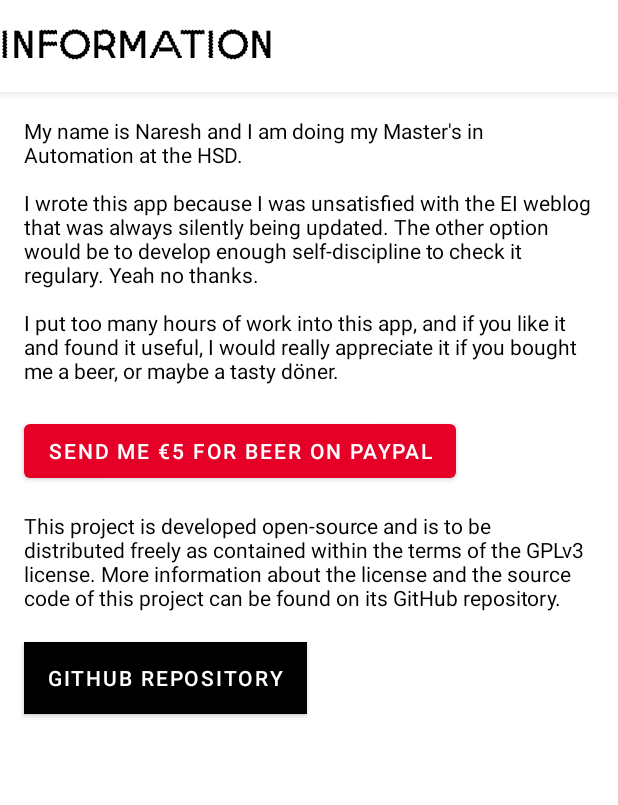
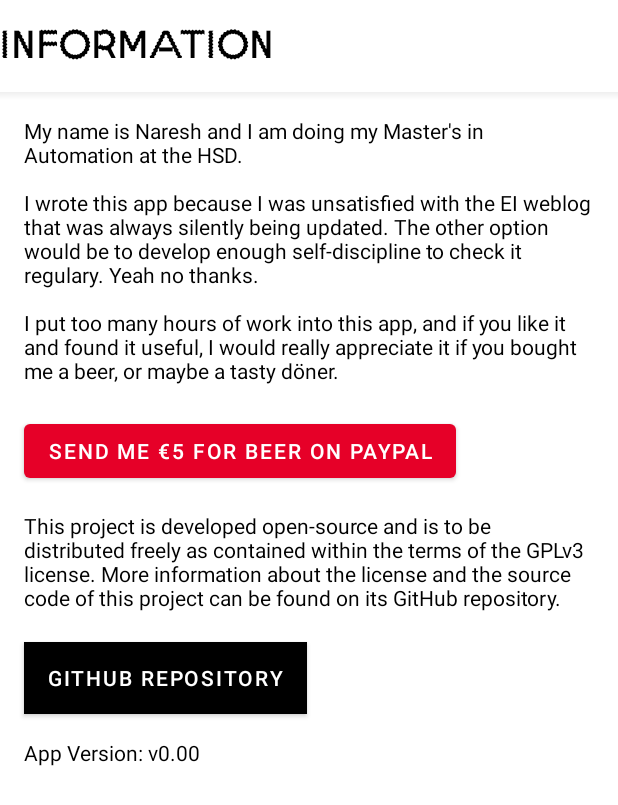
Before and after one commit to naresh97/ei-weblog-android, an Android app: the layout activity_about.xml on its own in the app's theme, with its tools: preview values and no code run, on a phone screen of 412 x 824 dp. Shown: the top 805 px of the screen. Run offline under Robolectric (Android 15) with nearby library versions, the phone set to English and light mode, and no system bars; network calls fail.

Commit message:
code cleanup. added version text to about page

```diff
--- a/app/src/main/AndroidManifest.xml
+++ b/app/src/main/AndroidManifest.xml
@@ -5,7 +5,7 @@
     <uses-permission android:name="android.permission.INTERNET" />
 
     <application
-        android:allowBackup="true"
+        android:allowBackup="false"
         android:icon="@mipmap/ic_launcher"
         android:label="@string/app_name"
         android:roundIcon="@mipmap/ic_launcher_round"
--- a/app/src/main/java/com/nareshkumarrao/eiweblog/UpdateWorker.kt
+++ b/app/src/main/java/com/nareshkumarrao/eiweblog/UpdateWorker.kt
@@ -12,7 +12,7 @@ class UpdateWorker(private val context: Context, workerParams: WorkerParameters)
         val sharedPref = context.getSharedPreferences(context.getString(R.string.preference_file_key), Context.MODE_PRIVATE)
         val notificationsEnabled = sharedPref?.getBoolean(context.getString(R.string.enable_notifications_key), true)
         if(!notificationsEnabled!!){
-            return Result.success();
+            return Result.success()
         }
 
         Utilities.weblogList(context) { articles ->
--- a/app/src/main/java/com/nareshkumarrao/eiweblog/ui/main/SectionsFragment.kt
+++ b/app/src/main/java/com/nareshkumarrao/eiweblog/ui/main/SectionsFragment.kt
@@ -11,14 +11,14 @@ import androidx.swiperefreshlayout.widget.SwipeRefreshLayout
 import com.nareshkumarrao.eiweblog.R
 import com.nareshkumarrao.eiweblog.Utilities
 
-class SectionsFragment() : Fragment() {
+class SectionsFragment : Fragment() {
 
     private var swipeRefreshLayout: SwipeRefreshLayout? = null
 
     override fun onCreateView(inflater: LayoutInflater, container: ViewGroup?, savedInstanceState: Bundle?): View? {
         val rootView = inflater.inflate(R.layout.fragment_sections, container, false)
 
-        this.swipeRefreshLayout = rootView.findViewById<SwipeRefreshLayout>(R.id.sectionsSwipeRefresh)
+        this.swipeRefreshLayout = rootView.findViewById(R.id.sectionsSwipeRefresh)
         this.swipeRefreshLayout?.setOnRefreshListener {
             Utilities.fetchWeblogXML(this.context, ::updateView)
         }
@@ -50,7 +50,7 @@ class SectionsFragment() : Fragment() {
 
     private fun updateView(get_articles: List<Article>){
         this.swipeRefreshLayout?.isRefreshing=false
-        var articles: MutableList<Article> = mutableListOf()
+        val articles: MutableList<Article> = mutableListOf()
         val title = arguments?.getString(ARG_SECTION_NAME) ?: return
         for (article in get_articles){
             if(article.category == title){
--- a/app/src/main/java/com/nareshkumarrao/eiweblog/ui/main/SectionsPagerAdapter.kt
+++ b/app/src/main/java/com/nareshkumarrao/eiweblog/ui/main/SectionsPagerAdapter.kt
@@ -19,7 +19,7 @@ class SectionsPagerAdapter(private val context: Context, fm: FragmentManager)
         return SectionsFragment.newInstance( context.resources.getString(TAB_TITLES[position]) )
     }
 
-    override fun getPageTitle(position: Int): CharSequence? {
+    override fun getPageTitle(position: Int): CharSequence {
         return context.resources.getString(TAB_TITLES[position])
     }
 
--- a/app/src/main/res/layout/activity_about.xml
+++ b/app/src/main/res/layout/activity_about.xml
@@ -18,7 +18,6 @@
 
 
         <TextView
-            android:id="@+id/title"
             android:layout_width="wrap_content"
             android:layout_height="wrap_content"
             android:fontFamily="@font/hsdsans_elektro"
@@ -75,13 +74,11 @@
                 android:layout_width="wrap_content"
                 android:layout_height="wrap_content"
                 android:layout_marginTop="20dp"
-                android:layout_marginBottom="16dp"
                 android:background="#FFFFFF"
                 android:onClick="githubRepo"
-                android:text="GitHub Repository"
+                android:text="@string/github_repository"
                 android:textColor="@color/white"
                 app:backgroundTint="@color/black"
-                app:layout_constraintBottom_toBottomOf="parent"
                 app:layout_constraintStart_toStartOf="@+id/textView"
                 app:layout_constraintTop_toBottomOf="@+id/textView" />
 
@@ -110,6 +107,19 @@
                 app:layout_constraintStart_toStartOf="@+id/textView2"
                 app:layout_constraintTop_toBottomOf="@+id/textView2" />
 
+            <TextView
+                android:id="@+id/app_version_view"
+                android:layout_width="wrap_content"
+                android:layout_height="wrap_content"
+                android:layout_marginTop="16dp"
+                android:layout_marginBottom="16dp"
+                android:text="App Version: v0.00"
+                android:textColor="@color/black"
+                app:layout_constraintBottom_toBottomOf="parent"
+                app:layout_constraintStart_toStartOf="@+id/button2"
+                app:layout_constraintTop_toBottomOf="@+id/button2"
+                tools:ignore="HardcodedText" />
+
         </androidx.constraintlayout.widget.ConstraintLayout>
     </ScrollView>
 
--- a/app/src/main/res/layout/activity_main.xml
+++ b/app/src/main/res/layout/activity_main.xml
@@ -7,7 +7,6 @@
     tools:context=".MainActivity">
 
     <com.google.android.material.appbar.AppBarLayout
-        android:id="@+id/appBarLayout"
         android:layout_width="match_parent"
         android:layout_height="wrap_content"
         android:background="@color/white"
@@ -24,7 +23,6 @@
                 android:layout_height="wrap_content">
 
                 <TextView
-                    android:id="@+id/title"
                     android:layout_width="wrap_content"
                     android:layout_height="wrap_content"
                     android:layout_alignParentStart="true"
@@ -39,7 +37,6 @@
                     android:textSize="25sp" />
 
                 <TextView
-                    android:id="@+id/hsd_symb"
                     android:layout_width="wrap_content"
                     android:layout_height="wrap_content"
                     android:layout_alignParentEnd="true"
@@ -50,7 +47,8 @@
                     android:text="@string/hsd_symbol"
                     android:textAppearance="@style/TextAppearance.Widget.AppCompat.Toolbar.Title"
                     android:textColor="@color/fh_red"
-                    android:textSize="25sp" />
+                    android:textSize="25sp"
+                    tools:ignore="RelativeOverlap" />
             </RelativeLayout>
 
         </androidx.appcompat.widget.Toolbar>
--- a/app/src/main/res/layout/activity_notification_settings.xml
+++ b/app/src/main/res/layout/activity_notification_settings.xml
@@ -18,7 +18,6 @@
 
 
         <TextView
-            android:id="@+id/title"
             android:layout_width="wrap_content"
             android:layout_height="wrap_content"
             android:fontFamily="@font/hsdsans_elektro"
--- a/app/src/main/res/values/strings.xml
+++ b/app/src/main/res/values/strings.xml
@@ -30,4 +30,5 @@
     <string name="notifications_title">Benachrichtigung</string>
     <string name="enable_notifications">Notify me when new updates are posted to the weblog</string>
     <string name="enable_notifications_key" translatable="false">com.nareshkumarrao.notifications.key</string>
+    <string name="github_repository" translatable="false">GitHub Repository</string>
 </resources>
--- a/build.gradle
+++ b/build.gradle
@@ -1,6 +1,6 @@
 // Top-level build file where you can add configuration options common to all sub-projects/modules.
 buildscript {
-    ext.kotlin_version = "1.3.72"
+    ext.kotlin_version = "1.4.31"
     repositories {
         google()
         jcenter()
```
Also changed, not shown: app/src/main/java/com/nareshkumarrao/eiweblog/AboutActivity.kt (+16 -5 lines), app/src/main/java/com/nareshkumarrao/eiweblog/MainActivity.kt (+2 -6 lines), app/src/main/java/com/nareshkumarrao/eiweblog/NotificationSettingsActivity.kt (+3 -5 lines), app/src/main/java/com/nareshkumarrao/eiweblog/Utilities.kt (+5 -5 lines), app/src/main/java/com/nareshkumarrao/eiweblog/ui/main/ItemArticleAdapter.kt (+2 -5 lines), app/src/main/res/layout/item_article.xml (+8 -4 lines).
